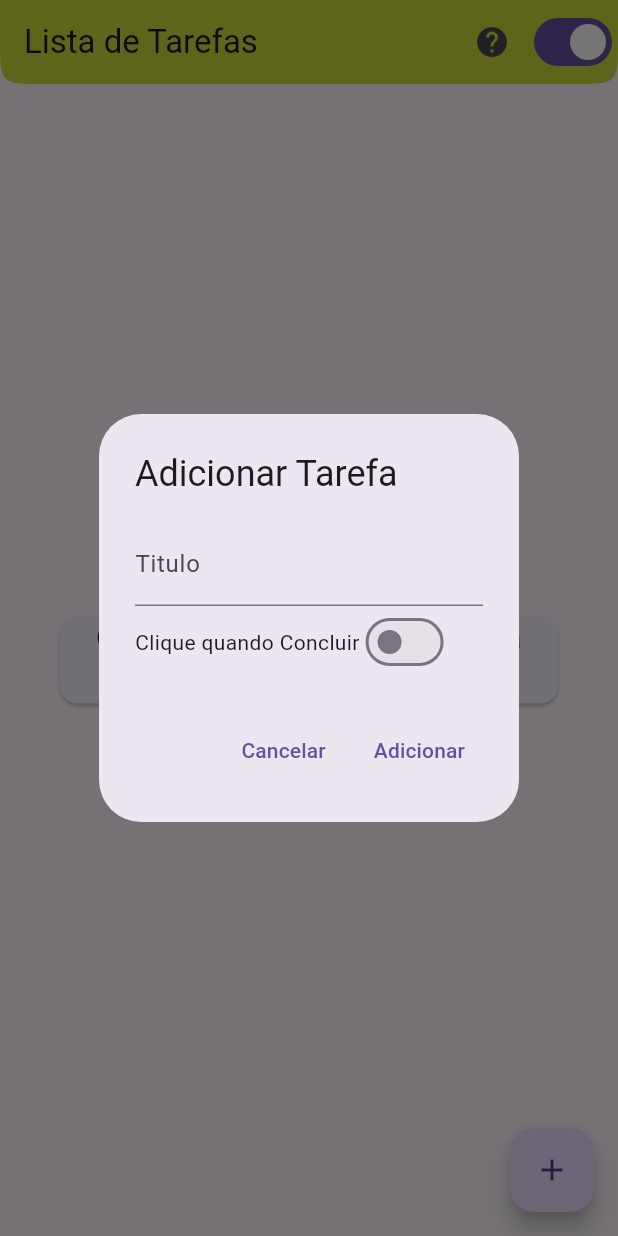
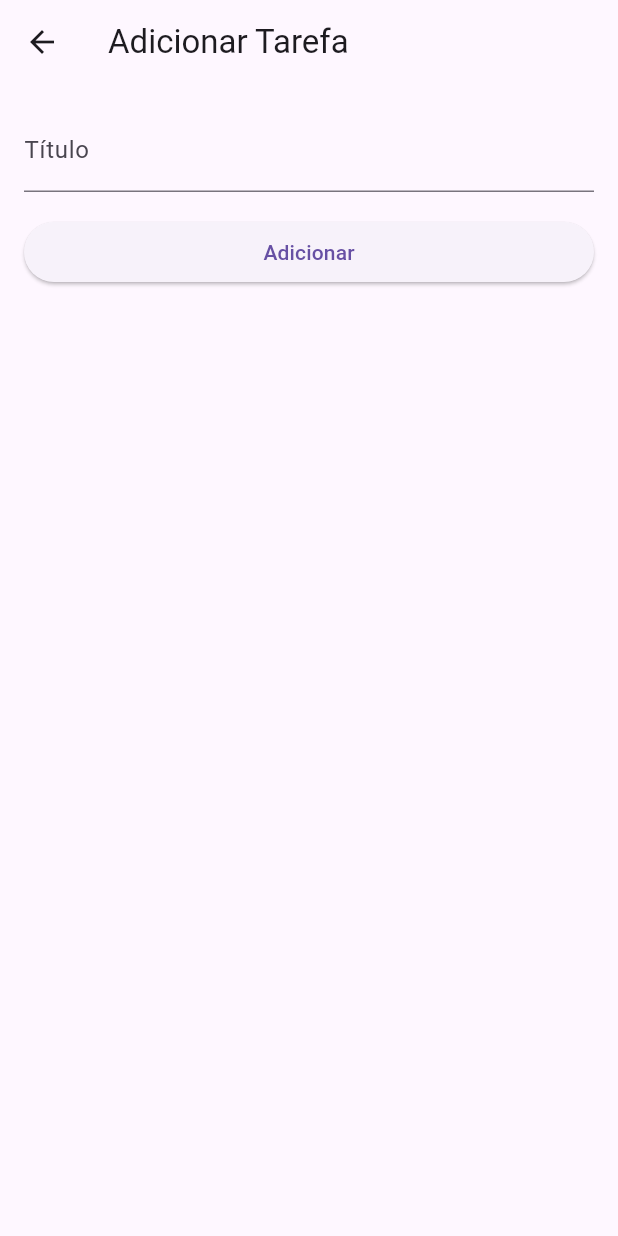
Before and after one commit to jfabiosan/todostreams, a Flutter app: the screen it shows after launch, after a tap on the "add" icon, on a phone screen of 412 x 824 dp. Run offline on Flutter 3.47's test engine with Material 3 defaults, Android fonts, the phone set to English and light mode, and no system bars.

```diff
--- /dev/null
+++ b/devtools_options.yaml
@@ -0,0 +1 @@
+extensions:
--- a/lib/bloc/tasks_bloc.dart
+++ /dev/null
@@ -1,18 +0,0 @@
-// tasks_bloc.dart
-import 'dart:async';
-import '/repository/tasks_repository.dart';
-import '/model/task_model.dart';
-
-class TasksBloc {
-  final TasksRepository _tasksRepository = TasksRepository();
-
-  Stream<List<Task>> get tasksStream => _tasksRepository.tasksStream;
-
-  void dispose() {
-    _tasksRepository.dispose();
-  }
-
-  void addTask(Task task) {
-    _tasksRepository.addTask(task);
-  }
-}
--- a/lib/dialog/add_task_dialog.dart
+++ b/lib/dialog/add_task_dialog.dart
@@ -1,73 +1,53 @@
-// add_task_dialog.dart
 import 'package:flutter/material.dart';
 import '/model/task_model.dart';
 
-class AddTaskDialog extends StatefulWidget {
-  const AddTaskDialog({super.key});
+class AddTaskDialog extends StatelessWidget {
+  final TextEditingController _titleController = TextEditingController();
 
-  @override
-  State<AddTaskDialog> createState() => _AddTaskDialogState();
-}
-
-class _AddTaskDialogState extends State<AddTaskDialog> {
-  final TextEditingController _titleController = TextEditingController();
-  bool _isCompleted = false;
+  AddTaskDialog({Key? key}) : super(key: key);
 
   @override
   Widget build(BuildContext context) {
-    return AlertDialog(
+    return Scaffold(
+      appBar: AppBar(
         title: const Text('Adicionar Tarefa'),
-      content: Column(
-        mainAxisSize: MainAxisSize.min,
+      ),
+      body: Padding(
+        padding: const EdgeInsets.all(16.0),
+        child: Column(
+          crossAxisAlignment: CrossAxisAlignment.stretch,
           children: [
             TextField(
               controller: _titleController,
-            decoration: const InputDecoration(labelText: 'Titulo'),
+              decoration: const InputDecoration(labelText: 'Título'),
             ),
-          Row(
-            children: [
-              const Text('Clique quando Concluir'),
-              Switch(
-                value: _isCompleted,
-                onChanged: (value) {
-                  setState(() {
-                    _isCompleted = value;
-                  });
-                },
-              ),
-            ],
-          ),
-        ],
-      ),
-      actions: [
-        TextButton(
-          onPressed: () {
-            Navigator.of(context).pop();
-          },
-          child: const Text('Cancelar'),
-        ),
-        TextButton(
+            const SizedBox(height: 16),
+            ElevatedButton(
               onPressed: () {
                 String title = _titleController.text;
                 if (title.isNotEmpty) {
-              Task newTask = Task(title: title, isCompleted: _isCompleted);
+                  Task newTask = Task(title: title);
                   Navigator.of(context).pop(newTask);
                 } else {
-              ScaffoldMessenger.of(context).showSnackBar(const SnackBar(
+                  ScaffoldMessenger.of(context).showSnackBar(
+                    const SnackBar(
                       backgroundColor: Colors.red,
                       content: Text(
-                  "Digite o campo Titulo",
+                        "Digite o campo Título",
                         style: TextStyle(
                           color: Colors.white,
                           fontSize: 20,
                         ),
                       ),
-              ));
+                    ),
+                  );
                 }
               },
               child: const Text('Adicionar'),
             ),
           ],
+        ),
+      ),
     );
   }
 }
--- a/lib/main.dart
+++ b/lib/main.dart
@@ -1,6 +1,8 @@
 // main.dart
 import 'package:flutter/material.dart';
-import 'page/tasks_screen.dart';
+import 'package:provider/provider.dart';
+import 'page/task_screen.dart';
+import 'state/task_provider.dart';
 
 void main() {
   runApp(const MyApp());
@@ -11,10 +13,15 @@ class MyApp extends StatelessWidget {
 
   @override
   Widget build(BuildContext context) {
-    return const MaterialApp(
-      debugShowCheckedModeBanner: false,
-      title: 'Tasks App',
-      home: TasksScreen(),
+    return ChangeNotifierProvider(
+      create: (context) => TaskProvider(),
+      child: MaterialApp(
+        title: 'Lista de Tarefas',
+        theme: ThemeData(
+          primarySwatch: Colors.blue,
+        ),
+        home: const TaskScreen(),
+      ),
     );
   }
 }
--- a/lib/model/task_model.dart
+++ b/lib/model/task_model.dart
@@ -4,4 +4,6 @@ class Task {
   bool isCompleted;
 
   Task({required this.title, this.isCompleted = false});
+
+  void toggleTaskStatus(Task task) {}
 }
--- /dev/null
+++ b/lib/page/task_screen.dart
@@ -0,0 +1,139 @@
+// task_screen.dart
+import 'package:flutter/material.dart';
+import 'package:provider/provider.dart';
+import '/dialog/confirm_del_dialog.dart';
+import '/state/task_provider.dart';
+import '/dialog/help_dialog.dart';
+import '/dialog/add_task_dialog.dart';
+import '/model/task_model.dart';
+
+class TaskScreen extends StatelessWidget {
+  const TaskScreen({super.key});
+
+  @override
+  Widget build(BuildContext context) {
+    return Scaffold(
+      appBar: AppBar(
+        title: const Text('Lista de Tarefas'),
+        shape: const ContinuousRectangleBorder(
+          borderRadius: BorderRadius.only(
+            bottomLeft: Radius.circular(30),
+            bottomRight: Radius.circular(30),
+          ),
+        ),
+        backgroundColor: Colors.lime,
+        actions: [
+          IconButton(
+            onPressed: () {
+              showDialog(
+                context: context,
+                builder: (context) => const HelpDialog(),
+              );
+            },
+            icon: const Icon(Icons.help),
+          ),
+          Consumer<TaskProvider>(
+            builder: (context, provider, child) => Switch(
+              value: provider.showCompletedTask,
+              onChanged: (value) {
+                provider.toggleShowCompletedTask(value);
+              },
+            ),
+          )
+        ],
+      ),
+      body: Consumer<TaskProvider>(
+        builder: (context, provider, child) {
+          List<Task> task = provider.filteredTask;
+          return task.isEmpty
+              ? const Center(
+                  child: Card(
+                    margin: EdgeInsets.all(40),
+                    child: Text(
+                      'Clique no botão + para inserir a primeira tarefa.',
+                      style: TextStyle(fontSize: 20),
+                      textAlign: TextAlign.center,
+                    ),
+                  ),
+                )
+              : ListView.builder(
+                  itemCount: task.length,
+                  itemBuilder: (context, index) {
+                    return Dismissible(
+                      key: Key(task[index].title),
+                      direction: DismissDirection.horizontal,
+                      background: Container(
+                        color: Colors.red,
+                        alignment: Alignment.centerRight,
+                        child: const Icon(
+                          Icons.delete,
+                        ),
+                      ),
+                      confirmDismiss: (direction) async {
+                        return await showDialog<bool>(
+                          context: context,
+                          builder: (BuildContext context) {
+                            return ConfirmDeleteDialog(
+                              onDeleteConfirmed: () {
+                                provider.removeTask(index);
+                              },
+                            );
+                          },
+                        );
+                      },
+                      onDismissed: (direction) {
+                        provider.removeTask(index);
+                      },
+                      child: TaskItem(
+                        task: task[index],
+                        onToggle: (bool newValue) {
+                          provider.toggleTaskCompletion(index, newValue);
+                        },
+                      ),
+                    );
+                  },
+                );
+        },
+      ),
+      floatingActionButton: Consumer<TaskProvider>(
+        builder: (context, taskProvider, _) {
+          return FloatingActionButton(
+            onPressed: () {
+              Navigator.of(context).push(
+                MaterialPageRoute<Task>(
+                  builder: (context) {
+                    return AddTaskDialog();
+                  },
+                ),
+              ).then((newTask) {
+                if (newTask != null) {
+                  taskProvider.addTask(newTask);
+                }
+              });
+            },
+            child: const Icon(Icons.add),
+          );
+        },
+      ),
+    );
+  }
+}
+
+class TaskItem extends StatelessWidget {
+  final Task task;
+  final ValueChanged<bool> onToggle;
+
+  const TaskItem({Key? key, required this.task, required this.onToggle})
+      : super(key: key);
+
+  @override
+  Widget build(BuildContext context) {
+    return ListTile(
+      title: Text(task.title),
+      trailing: Switch(
+        value: task.isCompleted,
+        onChanged: onToggle,
+      ),
+    );
+  }
+}
--- a/lib/page/tasks_screen.dart
+++ /dev/null
@@ -1,130 +0,0 @@
-// tasks_screen.dart
-import 'package:flutter/material.dart';
-import 'package:todostreams/dialog/help_dialog.dart';
-import '/bloc/tasks_bloc.dart';
-import '/dialog/add_task_dialog.dart';
-import '/model/task_model.dart';
-
-class TasksScreen extends StatefulWidget {
-  const TasksScreen({Key? key}) : super(key: key);
-
-  @override
-  State<TasksScreen> createState() => _TasksScreenState();
-}
-
-class _TasksScreenState extends State<TasksScreen> {
-  final TasksBloc _tasksBloc = TasksBloc();
-  bool showCompletedTasks = true;
-
-  @override
-  void dispose() {
-    _tasksBloc.dispose();
-    super.dispose();
-  }
-
-  @override
-  Widget build(BuildContext context) {
-    return Scaffold(
-      appBar: AppBar(
-        title: const Text('Lista de Tarefas'),
-        shape: const ContinuousRectangleBorder(
-          borderRadius: BorderRadius.only(
-            bottomLeft: Radius.circular(30),
-            bottomRight: Radius.circular(30),
-          ),
-        ),
-        backgroundColor: Colors.lime,
-        actions: [
-          IconButton(
-            onPressed: () {
-              showDialog(
-                context: context,
-                builder: (context) => const HelpDialog(),
-              );
-            },
-            icon: const Icon(Icons.help),
-          ),
-          Switch(
-            value: showCompletedTasks,
-            onChanged: (value) {
-              setState(() {
-                showCompletedTasks = value;
-              });
-            },
-          ),
-        ],
-      ),
-      body: StreamBuilder<List<Task>>(
-        stream: _tasksBloc.tasksStream,
-        builder: (context, snapshot) {
-          if (!snapshot.hasData) {
-            return const Center(
-              child: Card(
-                margin: EdgeInsets.all(40),
-                child: Text(
-                  'Clique no botão + para inserir a primeira tarefa.',
-                  style: TextStyle(fontSize: 20),
-                  textAlign: TextAlign.center,
-                ),
-              ),
-            );
-          }
-
-          List<Task> tasks = snapshot.data!;
-          List<Task> filteredTasks = showCompletedTasks
-              ? tasks
-              : tasks.where((task) => !task.isCompleted).toList();
-
-          return ListView.builder(
-            itemCount: filteredTasks.length,
-            itemBuilder: (context, index) {
-              return TaskItem(
-                task: filteredTasks[index],
-                onToggle: (bool newValue) {
-                  setState(() {
-                    filteredTasks[index].isCompleted = newValue;
-                  });
-                  _tasksBloc.addTask(filteredTasks[index]);
-                },
-              );
-            },
-          );
-        },
-      ),
-      floatingActionButton: FloatingActionButton(
-        onPressed: () async {
-          Task? newTask = await showDialog<Task>(
-            context: context,
-            builder: (BuildContext context) {
-              return const AddTaskDialog();
-            },
-          );
-
-          if (newTask != null) {
-            _tasksBloc.addTask(newTask);
-          }
-        },
-        child: const Icon(Icons.add),
-      ),
-    );
-  }
-}
-
-class TaskItem extends StatelessWidget {
-  final Task task;
-  final ValueChanged<bool> onToggle;
-
-  const TaskItem({Key? key, required this.task, required this.onToggle})
-      : super(key: key);
-
-  @override
-  Widget build(BuildContext context) {
-    return ListTile(
-      title: Text(task.title),
-      trailing: Switch(
-        value: task.isCompleted,
-        onChanged: onToggle,
-      ),
-    );
-  }
-}
--- a/lib/repository/tasks_repository.dart
+++ b/lib/repository/tasks_repository.dart
@@ -1,4 +1,4 @@
-// tasks_repository.dart
+// task_repository.dart
 import 'dart:async';
 import '/model/task_model.dart';
 
--- /dev/null
+++ b/lib/state/task_provider.dart
@@ -0,0 +1,40 @@
+// task_provider.dart
+import 'package:flutter/material.dart';
+import '/model/task_model.dart';
+
+class TaskProvider extends ChangeNotifier {
+  final List<Task> _task = [];
+  bool _showCompletedTask = false;
+
+  List<Task> get tasks => _task;
+
+  bool get showCompletedTask => _showCompletedTask;
+
+  List<Task> get filteredTask {
+    if (_showCompletedTask) {
+      return _task;
+    } else {
+      return _task.where((task) => !task.isCompleted).toList();
+    }
+  }
+
+  void addTask(Task task) {
+    _task.add(task);
+    notifyListeners();
+  }
+
+  void toggleTaskCompletion(int index, bool newValue) {
+    _task[index].isCompleted = newValue;
+    notifyListeners();
+  }
+
+  void toggleShowCompletedTask(bool value) {
+    _showCompletedTask = value;
+    notifyListeners();
+  }
+
+  void removeTask(int index) {
+    _task.removeAt(index);
+    notifyListeners();
+  }
+}
--- a/pubspec.yaml
+++ b/pubspec.yaml
@@ -35,6 +35,7 @@ dependencies:
   # The following adds the Cupertino Icons font to your application.
   # Use with the CupertinoIcons class for iOS style icons.
   cupertino_icons: ^1.0.2
+  provider: ^6.1.1
 
 dev_dependencies:
   flutter_test:
```
Also changed, not shown: lib/dialog/confirm_del_dialog.dart (added, +32 -0 lines), pubspec.lock. Lines whose indentation alone changed are shown as unchanged.
